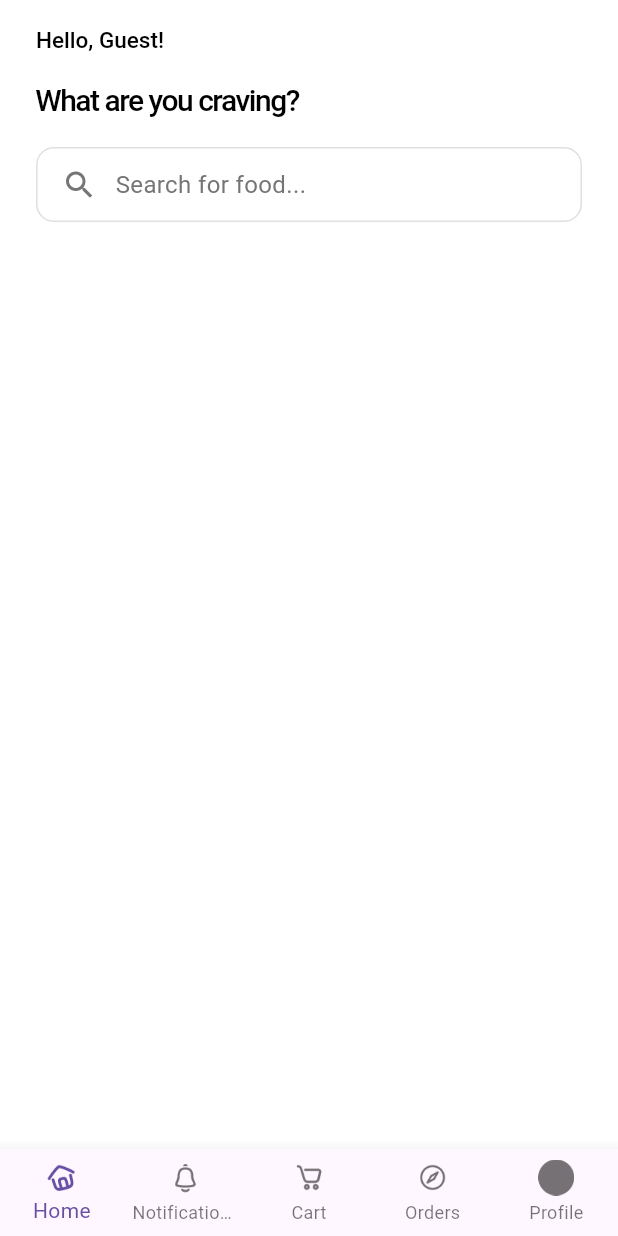
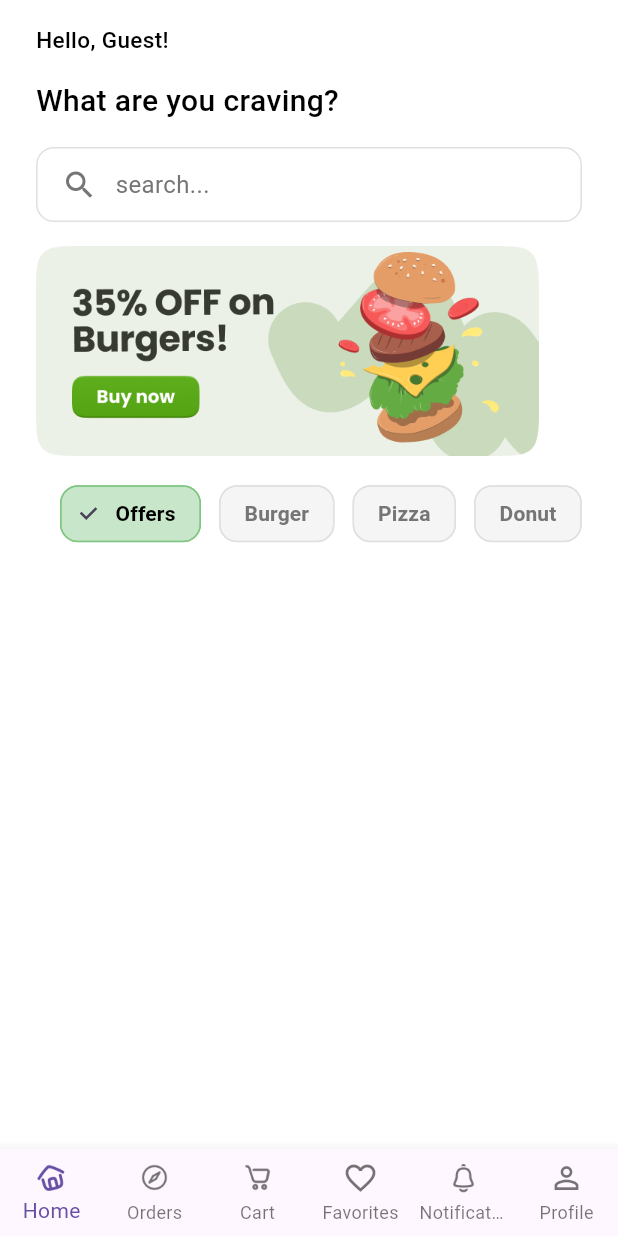
Before and after one commit to duyanh0206/food_order_app, a Flutter app: the HomeScreen screen opened by its route, on a phone screen of 412 x 824 dp. Run offline on Flutter 3.47's test engine with Material 3 defaults, Android fonts, the light colour scheme and no system bars; our stand-ins replace rive, shared_preferences, sqflite; accounts and stored records are empty.

Commit message:
new commit

```diff
--- /dev/null
+++ b/food_order_app/lib/screens/home/food_menu_tabs.dart
@@ -0,0 +1,61 @@
+import 'package:flutter/material.dart';
+
+class FoodMenuTabs extends StatefulWidget {
+  @override
+  _FoodMenuTabsState createState() => _FoodMenuTabsState();
+}
+
+class _FoodMenuTabsState extends State<FoodMenuTabs> {
+  final List<String> categories = [
+    'Offers',
+    'Burger',
+    'Pizza',
+    'Donut',
+    'Ice Cream',
+    'Soft Drink',
+  ];
+
+  int selectedIndex = 0;
+
+  @override
+  Widget build(BuildContext context) {
+    return SizedBox(
+      height: 45,
+      child: ListView.builder(
+        scrollDirection: Axis.horizontal,
+        itemCount: categories.length,
+        padding: EdgeInsets.symmetric(horizontal: 10),
+        itemBuilder: (context, index) {
+          final isSelected = index == selectedIndex;
+          return Padding(
+            padding: const EdgeInsets.symmetric(horizontal: 6),
+            child: ChoiceChip(
+              label: Text(
+                categories[index],
+                style: TextStyle(
+                  color: isSelected ? Colors.black : Colors.grey[600],
+                  fontWeight: FontWeight.w600,
+                ),
+              ),
+              selected: isSelected,
+              onSelected: (bool selected) {
+                setState(() {
+                  selectedIndex = index;
+                });
+              },
+              backgroundColor: Colors.grey[100],
+              selectedColor: Colors.green[100],
+              shape: RoundedRectangleBorder(
+                borderRadius: BorderRadius.circular(12),
+                side: BorderSide(
+                  color:
+                      isSelected ? Colors.green.shade300 : Colors.grey.shade300,
+                ),
+              ),
+            ),
+          );
+        },
+      ),
+    );
+  }
+}
--- a/food_order_app/lib/screens/home/home_form.dart
+++ b/food_order_app/lib/screens/home/home_form.dart
@@ -1,6 +1,9 @@
 import 'package:flutter/material.dart';
 import 'package:food_order_app/db/database_helper.dart';
 import 'package:food_order_app/screens/search/search_screen.dart';
+
+import 'food_menu_tabs.dart';
+import 'onboarding_banner.dart';
 
 class HomeForm extends StatefulWidget {
   const HomeForm({super.key});
@@ -51,26 +54,27 @@ class _HomeFormState extends State<HomeForm> {
     return Scaffold(
       backgroundColor: Colors.white,
       body: SafeArea(
+        child: SingleChildScrollView(
           child: Column(
             crossAxisAlignment: CrossAxisAlignment.start,
             children: [
-            // Hello message first
+              // Hello message
               Container(
                 width: double.infinity,
                 padding: const EdgeInsets.fromLTRB(24, 16, 24, 8),
-              child: _isLoading
+                child:
+                    _isLoading
                         ? const CircularProgressIndicator()
                         : Text(
                           'Hello, $_userName!',
                           style: const TextStyle(
                             fontSize: 15,
                             fontWeight: FontWeight.w500,
-                      letterSpacing: 0,
                             color: Colors.black,
                           ),
                         ),
               ),
-            // Craving message second
+              // Craving message
               Container(
                 width: double.infinity,
                 padding: const EdgeInsets.fromLTRB(24, 8, 24, 16),
@@ -79,21 +83,26 @@ class _HomeFormState extends State<HomeForm> {
                   style: TextStyle(
                     fontSize: 20,
                     fontWeight: FontWeight.w500,
-                  letterSpacing: -1,
                     color: Colors.black,
                   ),
                 ),
               ),
-            // Search bar that navigates to search screen
+              // Search bar
               Padding(
                 padding: const EdgeInsets.symmetric(horizontal: 24),
                 child: GestureDetector(
-                onTap: () => Navigator.push(
+                  onTap:
+                      () => Navigator.push(
                         context,
-                  MaterialPageRoute(builder: (context) => const SearchScreen()),
+                        MaterialPageRoute(
+                          builder: (context) => const SearchScreen(),
+                        ),
                       ),
                   child: Container(
-                  padding: const EdgeInsets.symmetric(horizontal: 16, vertical: 12),
+                    padding: const EdgeInsets.symmetric(
+                      horizontal: 16,
+                      vertical: 12,
+                    ),
                     decoration: BoxDecoration(
                       border: Border.all(color: Colors.grey.shade300),
                       borderRadius: BorderRadius.circular(12),
@@ -104,7 +113,7 @@ class _HomeFormState extends State<HomeForm> {
                         Icon(Icons.search, color: Colors.grey.shade600),
                         const SizedBox(width: 12),
                         Text(
-                        'Search for food...',
+                          'search...',
                           style: TextStyle(
                             color: Colors.grey.shade600,
                             fontSize: 16,
@@ -115,7 +124,21 @@ class _HomeFormState extends State<HomeForm> {
                   ),
                 ),
               ),
+              const SizedBox(height: 16),
+              // Onboarding Banner Section
+              Padding(
+                padding: const EdgeInsets.symmetric(horizontal: 24),
+                child: OnboardingBanner(),
+              ),
+              const SizedBox(height: 16),
+              // Food Menu Tabs Section
+              Padding(
+                padding: const EdgeInsets.symmetric(horizontal: 24),
+                child: FoodMenuTabs(),
+              ),
+              const SizedBox(height: 16),
             ],
+          ),
         ),
       ),
     );
--- a/food_order_app/lib/screens/home/home_screen.dart
+++ b/food_order_app/lib/screens/home/home_screen.dart
@@ -1,5 +1,6 @@
 import 'package:flutter/material.dart';
 import 'package:food_order_app/screens/cart/cart_screen.dart';
+import 'package:food_order_app/screens/favourite/favourite_screen.dart';
 import 'package:food_order_app/screens/home/home_form.dart'; // Add this import
 import 'package:food_order_app/screens/notification/notification_screen.dart';
 import 'package:food_order_app/screens/order_history/order_history_screen.dart';
@@ -17,9 +18,10 @@ class _HomeScreenState extends State<HomeScreen> {
 
   final List<Widget> _pages = [
     const HomeForm(),
+    const OrderHistoryScreen(),
+    const CartScreen(),
+    const FavouriteScreen(),
     const NotificationScreen(),
-    const CartScreen(),
-    const OrderHistoryScreen(),
     const ProfileScreen(),
   ];
 
@@ -42,9 +44,9 @@ class _HomeScreenState extends State<HomeScreen> {
             label: 'Home',
           ),
           BottomNavigationBarItem(
-            icon: ImageIcon(AssetImage('assets/icons/notification.png')),
-            activeIcon: ImageIcon(AssetImage('assets/icons/notification1.png')),
-            label: 'Notifications',
+            icon: ImageIcon(AssetImage('assets/icons/order_history.png')),
+            activeIcon: ImageIcon(AssetImage('assets/icons/order_history1.png')),
+            label: 'Orders',
           ),
           BottomNavigationBarItem(
             icon: ImageIcon(AssetImage('assets/icons/cart.png')),
@@ -52,15 +54,18 @@ class _HomeScreenState extends State<HomeScreen> {
             label: 'Cart',
           ),
           BottomNavigationBarItem(
-            icon: ImageIcon(AssetImage('assets/icons/order_history.png')),
-            activeIcon: ImageIcon(
-              AssetImage('assets/icons/order_history1.png'),
-            ),
-            label: 'Orders',
+            icon: Icon(Icons.favorite_border),
+            activeIcon: Icon(Icons.favorite),
+            label: 'Favorites',
           ),
           BottomNavigationBarItem(
-            icon: ImageIcon(AssetImage('assets/icons/profile.png')),
-            activeIcon: ImageIcon(AssetImage('assets/icons/profile.png')),
+            icon: ImageIcon(AssetImage('assets/icons/notification.png')),
+            activeIcon: ImageIcon(AssetImage('assets/icons/notification1.png')),
+            label: 'Notifications',
+          ),
+          BottomNavigationBarItem(
+            icon: Icon(Icons.person_outline),
+            activeIcon: Icon(Icons.person),
             label: 'Profile',
           ),
         ],
--- /dev/null
+++ b/food_order_app/lib/screens/home/onboarding_banner.dart
@@ -0,0 +1,65 @@
+import 'dart:async';
+
+import 'package:flutter/cupertino.dart';
+
+class OnboardingBanner extends StatefulWidget {
+  @override
+  _OnboardingBannerState createState() => _OnboardingBannerState();
+}
+
+class _OnboardingBannerState extends State<OnboardingBanner> {
+  final PageController _pageController = PageController();
+  int _currentPage = 0;
+  late Timer _timer;
+
+  final List<String> _images = [
+    'assets/images/boarding_home1.png',
+    'assets/images/boarding_home2.png',
+    'assets/images/boarding_home1.png',
+    'assets/images/boarding_home2.png',
+  ];
+
+  @override
+  void initState() {
+    super.initState();
+    _timer = Timer.periodic(Duration(seconds: 5), (Timer timer) {
+      if (_currentPage < _images.length - 1) {
+        _currentPage++;
+      } else {
+        _currentPage = 0;
+      }
+      _pageController.animateToPage(
+        _currentPage,
+        duration: Duration(milliseconds: 500),
+        curve: Curves.easeIn,
+      );
+    });
+  }
+
+  @override
+  void dispose() {
+    _timer.cancel();
+    _pageController.dispose();
+    super.dispose();
+  }
+
+  @override
+  Widget build(BuildContext context) {
+    return SizedBox(
+      height: 140,
+      width: 335,
+      child: PageView.builder(
+        controller: _pageController,
+        itemCount: _images.length,
+        itemBuilder: (context, index) {
+          return Image.asset(_images[index], fit: BoxFit.cover);
+        },
+        onPageChanged: (index) {
+          setState(() {
+            _currentPage = index;
+          });
+        },
+      ),
+    );
+  }
+}
--- a/food_order_app/lib/screens/splash/splash.screen.dart
+++ b/food_order_app/lib/screens/splash/splash.screen.dart
@@ -16,7 +16,7 @@ class _SplashScreenState extends State<SplashScreen> {
   void initState() {
     super.initState();
     // Delay for 3 seconds and then navigate to the onboarding screen
-    Timer(const Duration(seconds: 1), () {
+    Timer(const Duration(seconds: 2), () {
       Navigator.pushReplacement(
         context,
         MaterialPageRoute(builder: (context) => const OnboardingScreen()),
```
Also changed, not shown: food_order_app/lib/auth/login_form.dart (+8 -1 lines), food_order_app/lib/auth/rive_login_animation.dart (+13 -14 lines), food_order_app/lib/screens/favourite/favourite_screen.dart (added, +12 -0 lines), food_order_app/assets/images/boarding_home1.png (added), food_order_app/assets/images/boarding_home2.png (added). Lines whose indentation alone changed are shown as unchanged.
